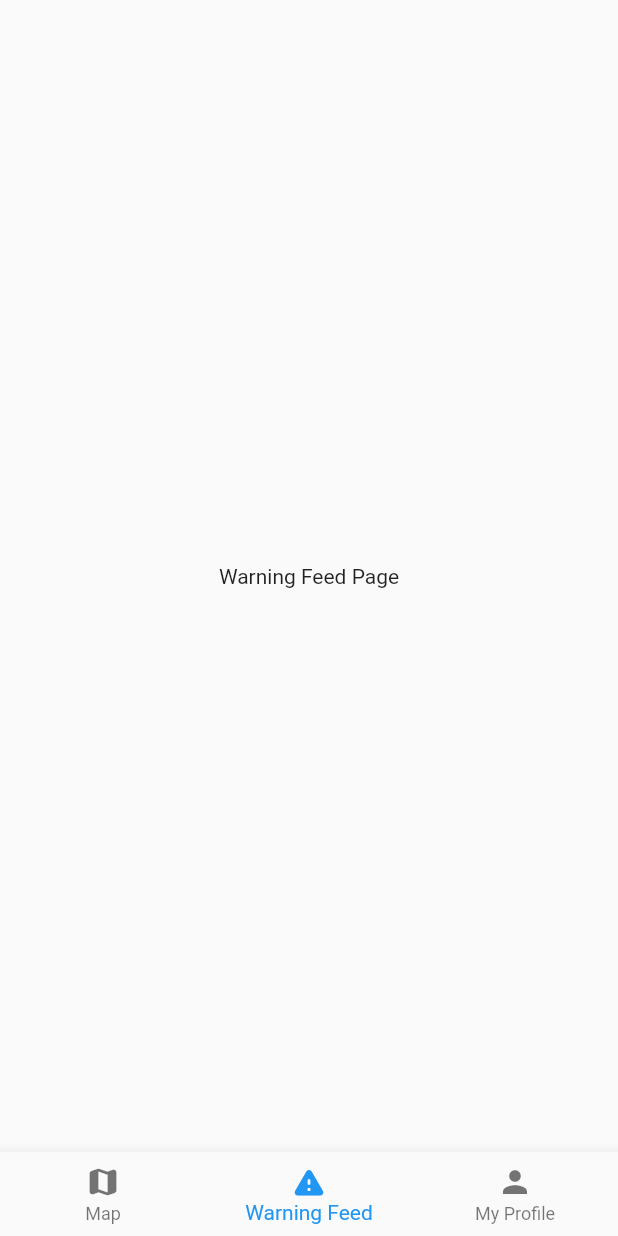
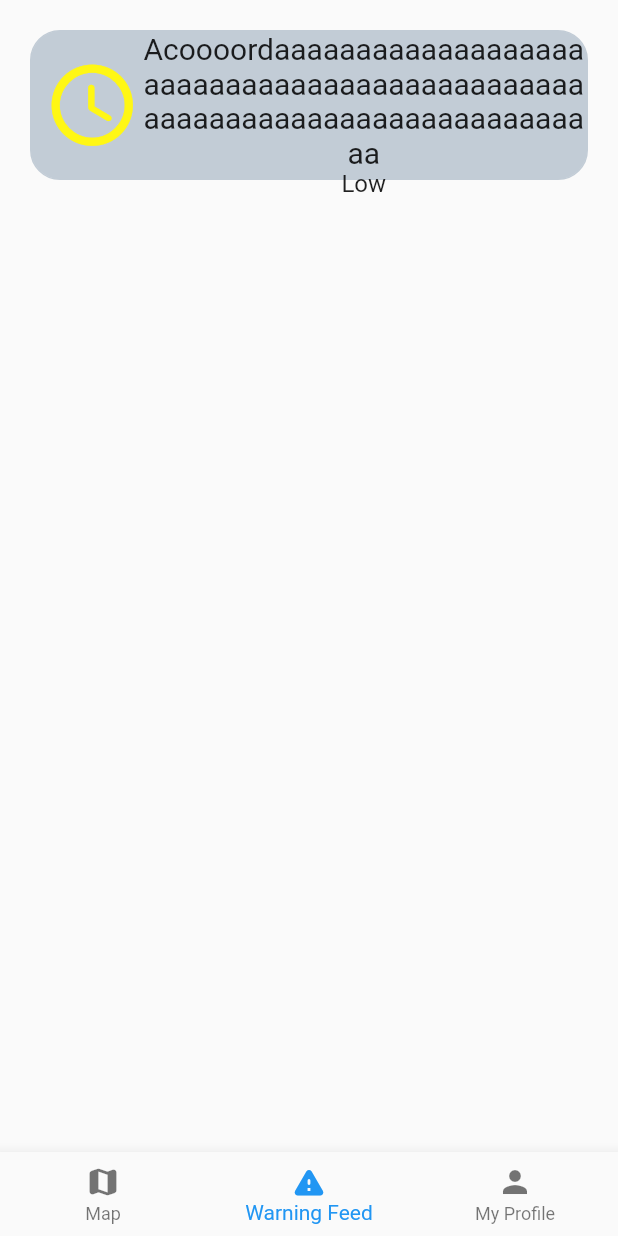
Before and after one commit to brenozd/front-defesa-civil, a Flutter app: the screen it shows after launch, on a phone screen of 412 x 824 dp. Run offline on Flutter 3.47's test engine with Material 2 defaults, Android fonts, the phone set to English and light mode, and no system bars; our stand-ins replace tuple.

Commit message:
implemented basic warning widget

```diff
--- a/app/lib/warningFeedPage.dart
+++ /dev/null
@@ -1,12 +0,0 @@
-import 'package:flutter/material.dart';
-
-class WarningFeedPage extends StatelessWidget {
-  const WarningFeedPage({Key? key}) : super(key: key);
-
-  @override
-  Widget build(BuildContext context) {
-    return const Scaffold(
-      body: Center(child: Text("Warning Feed Page")),
-    );
-  }
-}
--- /dev/null
+++ b/app/lib/warning_feed_page.dart
@@ -0,0 +1,92 @@
+// ignore: file_names
+import 'package:flutter/material.dart';
+import 'package:tuple/tuple.dart';
+
+// ignore: prefer_const_declarations
+final Map<int, Tuple2<String, Color>> warningSeverityMap =
+    const <int, Tuple2<String, Color>>{
+  0: Tuple2("Low", Color.fromARGB(255, 255, 247, 20)),
+  1: Tuple2("Moderate", Color.fromARGB(255, 255, 196, 20)),
+  2: Tuple2("High", Color.fromARGB(255, 255, 20, 20)),
+};
+
+class Warning extends StatelessWidget {
+  const Warning({
+    Key? key,
+    this.iconData = Icons.abc,
+    this.severity = 0,
+    this.warningText = "My Warning",
+  }) : super(key: key);
+
+  final IconData iconData;
+  final int severity;
+  final String warningText;
+
+  @override
+  Widget build(BuildContext context) {
+    return Container(
+      decoration: BoxDecoration(
+          border: Border.all(
+            color: const Color(0xFFC2CCD6),
+          ),
+          color: const Color(0xFFC2CCD6),
+          borderRadius: const BorderRadius.all(Radius.circular(20))),
+      height: 100,
+      width: double.infinity,
+      child: Center(
+        child: Row(
+          mainAxisAlignment: MainAxisAlignment.center,
+          children: [
+            Padding(
+              padding: const EdgeInsets.only(left: 8.0),
+              child: Icon(
+                iconData,
+                color: warningSeverityMap[severity]!.item2,
+                size: 65,
+              ),
+            ),
+            Expanded(
+              child: Column(
+                  mainAxisAlignment: MainAxisAlignment.center,
+                  crossAxisAlignment: CrossAxisAlignment.center,
+                  children: [
+                    Text(
+                      warningText,
+                      textAlign: TextAlign.center,
+                      style: const TextStyle(
+                        fontSize: 20,
+                      ),
+                    ),
+                    Text(
+                      warningSeverityMap[severity]!.item1,
+                      textAlign: TextAlign.center,
+                      style: const TextStyle(
+                        fontSize: 16,
+                      ),
+                    )
+                  ]),
+            )
+          ],
+        ),
+      ),
+    );
+  }
+}
+
+class WarningFeedPage extends StatelessWidget {
+  const WarningFeedPage({Key? key}) : super(key: key);
+
+  @override
+  Widget build(BuildContext context) {
+    return const Scaffold(
+        body: Padding(
+      padding: EdgeInsets.all(20.0),
+      child: Warning(
+        iconData: Icons.access_time_rounded,
+        severity: 0,
+        warningText:
+            "Acoooordaaaaaaaaaaaaaaaaaaaaaaaaaaaaaaaaaaaaaaaaaaaaaaaaaaaaaaaaaaaaaaaaaaaaaaaaaaa",
+      ),
+    ));
+  }
+}
--- a/app/pubspec.yaml
+++ b/app/pubspec.yaml
@@ -34,6 +34,7 @@ dependencies:
   # The following adds the Cupertino Icons font to your application.
   # Use with the CupertinoIcons class for iOS style icons.
   cupertino_icons: ^1.0.2
+  tuple: ^2.0.0
 
 dev_dependencies:
   flutter_test:
```
Also changed, not shown: app/lib/main.dart (+8 -4 lines), app/lib/map_page.dart (renamed from app/lib/mapPage.dart), app/lib/my_profile_page.dart (renamed from app/lib/myProfilePage.dart).
